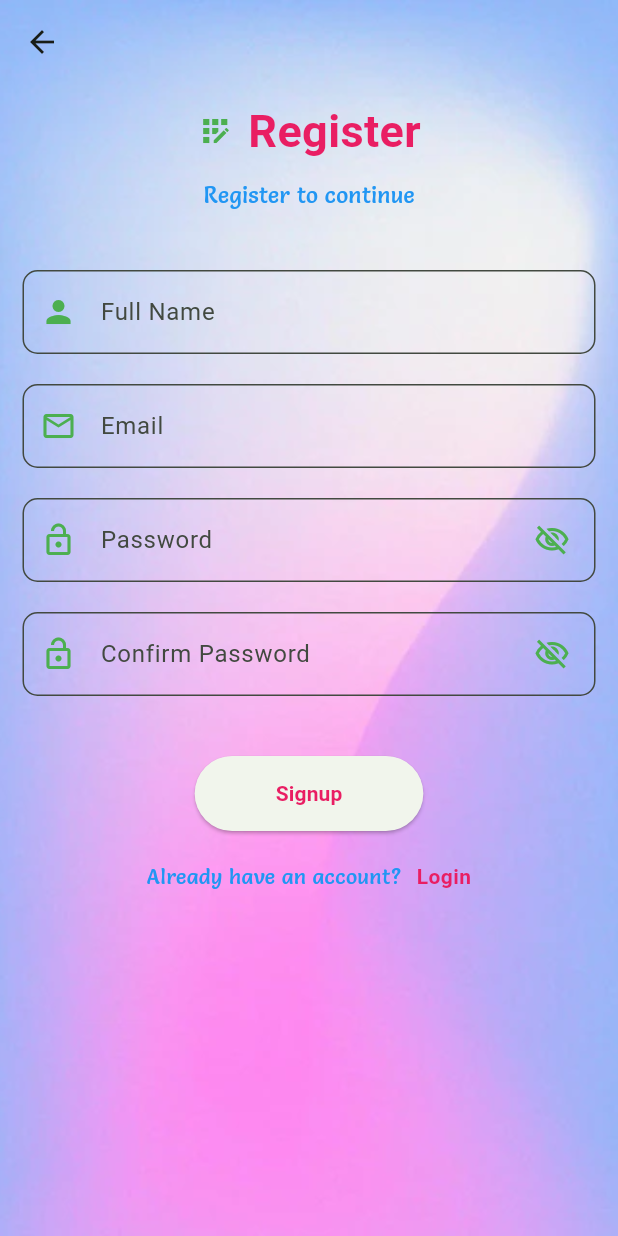
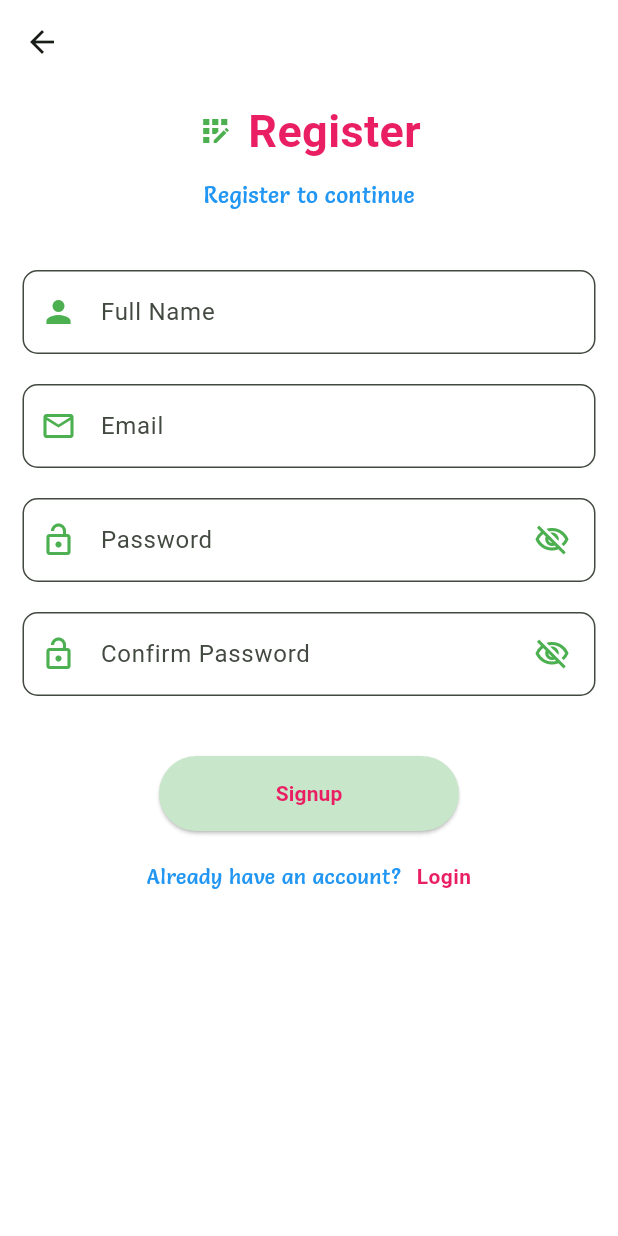
Before and after one commit to muhammadahsankz/Login-Signup-UI, a Flutter app: the screen it shows after launch, after a tap on "Sign Up", on a phone screen of 412 x 824 dp. Run offline on Flutter 3.47's test engine with Material 3 defaults, Android fonts, the phone set to English and light mode, and no system bars.

Commit message:
Updated UI

```diff
--- a/lib/login_screen.dart
+++ b/lib/login_screen.dart
@@ -8,17 +8,20 @@ class LoginScreen extends StatelessWidget {
   Widget build(BuildContext context) {
     return Container(
       decoration: BoxDecoration(
-        image: DecorationImage(
-          fit: BoxFit.cover,
-          image: AssetImage('assets/images/login.jpg'),
-        ),
+        color: Colors.white,
+        // image: DecorationImage(
+        //   fit: BoxFit.cover,
+        //   image: AssetImage('assets/images/login.jpg'),
+        // ),
       ),
       child: Scaffold(
         backgroundColor: Colors.transparent,
-        appBar: AppBar(backgroundColor: Colors.transparent),
+        appBar: AppBar(backgroundColor: Colors.white),
         body: SafeArea(
           child: SingleChildScrollView(
             child: Column(
+              mainAxisAlignment: MainAxisAlignment.center,
+              crossAxisAlignment: CrossAxisAlignment.center,
               children: [
                 SizedBox(
                   height: 60,
@@ -95,17 +98,21 @@ class LoginScreen extends StatelessWidget {
                       filled: true,
                       hintText: 'Password',
                       border: OutlineInputBorder(
+
                         borderRadius: BorderRadius.circular(10),
                       ),
                     ),
                   ),
                 ),
                 SizedBox(
-                  height: 20,
+                  height: 15,
                 ),
-                Text(
+                Container(
+                  alignment: Alignment.centerRight,
+                  padding: EdgeInsets.only(right: 40),
+                  child: Text(
                     'Forget Password',
-                  textAlign: TextAlign.end,
+                    textAlign: TextAlign.center,
                     style: TextStyle(
                       fontFamily: 'Salsa',
                       decoration: TextDecoration.underline,
@@ -113,8 +120,9 @@ class LoginScreen extends StatelessWidget {
                       color: Colors.blue,
                     ),
                   ),
+                ),
                 SizedBox(
-                  height: 40,
+                  height: 50,
                 ),
                 ElevatedButton(
                   onPressed: () {},
@@ -125,6 +133,13 @@ class LoginScreen extends StatelessWidget {
                       'Login',
                       style: TextStyle(
                           fontWeight: FontWeight.bold, color: Colors.pink),
+                    ),
+                  ),
+                  style: ElevatedButton.styleFrom(
+                    fixedSize: Size(200.0, 50.0),
+                    backgroundColor: Colors.green.shade100,
+                    shape: RoundedRectangleBorder(
+                      borderRadius: BorderRadius.circular(25),
                     ),
                   ),
                 ),
--- a/lib/signup_screen.dart
+++ b/lib/signup_screen.dart
@@ -8,14 +8,15 @@ class SignUpScreen extends StatelessWidget {
   Widget build(BuildContext context) {
     return Container(
       decoration: BoxDecoration(
-        image: DecorationImage(
-          fit: BoxFit.cover,
-          image: AssetImage('assets/images/login.jpg'),
-        ),
+        color: Colors.white,
+        // image: DecorationImage(
+        //   fit: BoxFit.cover,
+        //   image: AssetImage('assets/images/login.jpg'),
+        // ),
       ),
       child: Scaffold(
         backgroundColor: Colors.transparent,
-        appBar: AppBar(backgroundColor: Colors.transparent),
+        appBar: AppBar(backgroundColor: Colors.white),
         body: SafeArea(
           child: SingleChildScrollView(
             child: Column(
@@ -161,6 +162,13 @@ class SignUpScreen extends StatelessWidget {
                           fontWeight: FontWeight.bold, color: Colors.pink),
                     ),
                   ),
+                   style: ElevatedButton.styleFrom(
+                    fixedSize: Size(200.0, 50.0),
+                    backgroundColor: Colors.green.shade100,
+                    shape: RoundedRectangleBorder(
+                      borderRadius: BorderRadius.circular(25),
+                    ),
+                  ),
                 ),
                 SizedBox(
                   height: 20,
```
Lines whose indentation alone changed are shown as unchanged.
